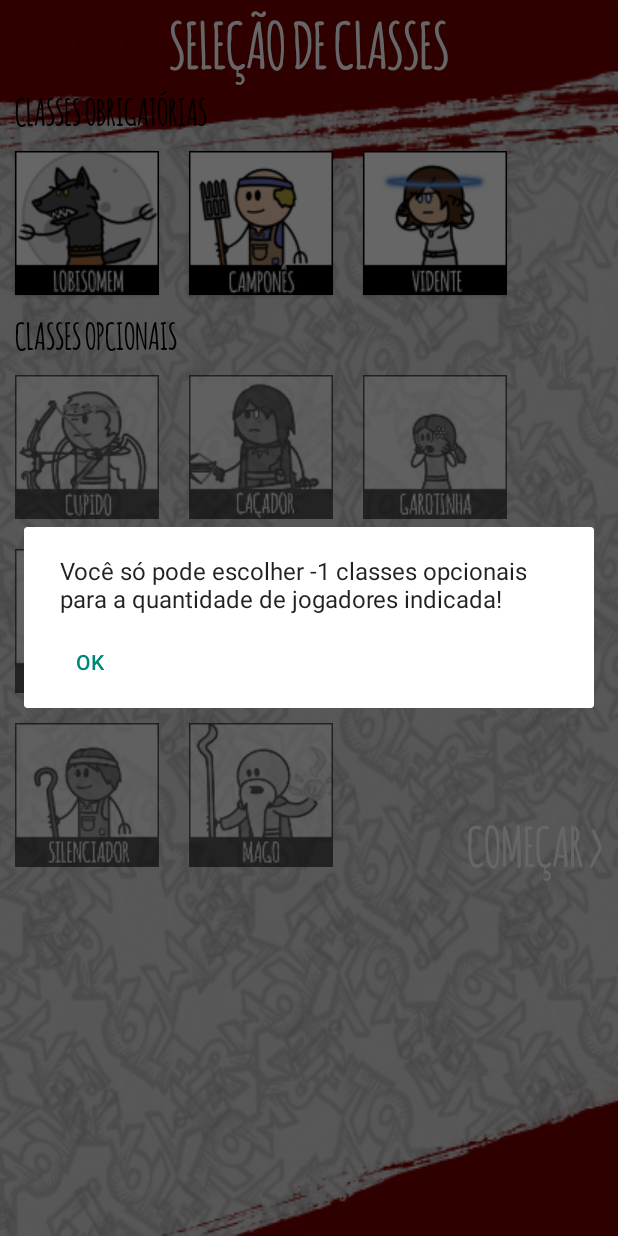
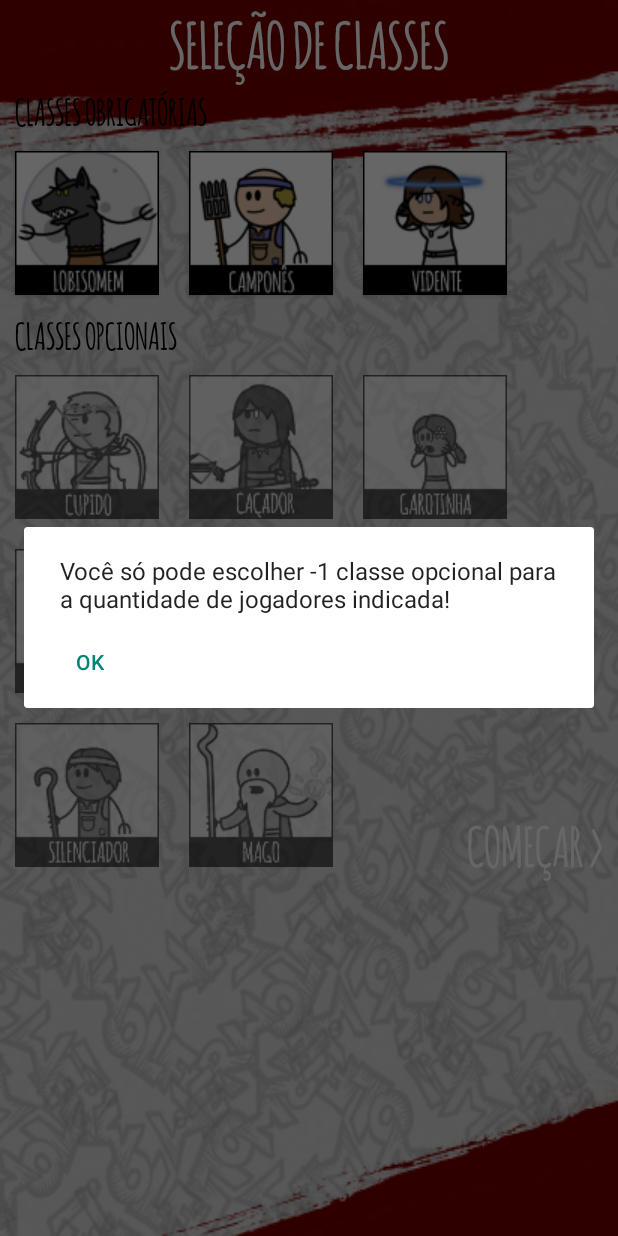
Before and after one commit to allan-pires/werewolf-moderator-helper, an Android app: the SelectClassesActivity screen opened directly, with no data from a screen before it, after a tap on "COMEÇAR >", on a phone screen of 412 x 824 dp. Run offline under Robolectric (Android 15) with nearby library versions, the phone set to English and light mode, and no system bars; 2 statements that could not run were skipped.

Commit message:
Pequenos ajustes

```diff
--- a/app/src/main/java/doistres/werewolf/SelectClassesActivity.java
+++ b/app/src/main/java/doistres/werewolf/SelectClassesActivity.java
@@ -62,6 +62,30 @@ public class SelectClassesActivity extends ActionBarActivity {
         MainActivity.mMediaPlayer.setAudioStreamType(AudioManager.STREAM_MUSIC);
         MainActivity.mMediaPlayer.setLooping(true);
         MainActivity.mMediaPlayer.start();
+
+        // Alerta da quantidade de classes opcionais que podem ser escolhidas
+        int q = quantityToPick();
+        if (q > 1) {
+            new AlertDialog.Builder(this)
+                    .setMessage("Escolha até " + q + " classes opcionais para adicionar ao jogo.")
+                    .setNeutralButton(android.R.string.ok, new DialogInterface.OnClickListener() {
+                        public void onClick(DialogInterface dialog, int which) {
+                            // continue with delete
+                        }
+                    })
+                    .setIcon(android.R.drawable.ic_dialog_alert)
+                    .show();
+        }
+        else
+            new AlertDialog.Builder(this)
+                    .setMessage("Escolha até " + q + " classe opcional para adicionar ao jogo.")
+                    .setNeutralButton(android.R.string.ok, new DialogInterface.OnClickListener() {
+                        public void onClick(DialogInterface dialog, int which) {
+                            // continue with delete
+                        }
+                    })
+                    .setIcon(android.R.drawable.ic_dialog_alert)
+                    .show();
 
     }
 
@@ -196,9 +220,19 @@ public class SelectClassesActivity extends ActionBarActivity {
 
         else {
             int q = quantityToPick();
-
-            new AlertDialog.Builder(this)
-                    .setMessage("Você só pode escolher "+q+" classes opcionais para a quantidade de jogadores indicada!")
+            if (q > 1) {
+                new AlertDialog.Builder(this)
+                        .setMessage("Você só pode escolher " + q + " classes opcionais para a quantidade de jogadores indicada!")
+                        .setNeutralButton(android.R.string.ok, new DialogInterface.OnClickListener() {
+                            public void onClick(DialogInterface dialog, int which) {
+                                // continue with delete
+                            }
+                        })
+                        .setIcon(android.R.drawable.ic_dialog_alert)
+                        .show();
+            }
+            else new AlertDialog.Builder(this)
+                    .setMessage("Você só pode escolher " + q + " classe opcional para a quantidade de jogadores indicada!")
                     .setNeutralButton(android.R.string.ok, new DialogInterface.OnClickListener() {
                         public void onClick(DialogInterface dialog, int which) {
                             // continue with delete
@@ -206,6 +240,7 @@ public class SelectClassesActivity extends ActionBarActivity {
                     })
                     .setIcon(android.R.drawable.ic_dialog_alert)
                     .show();
+
         }
     }
 
```
